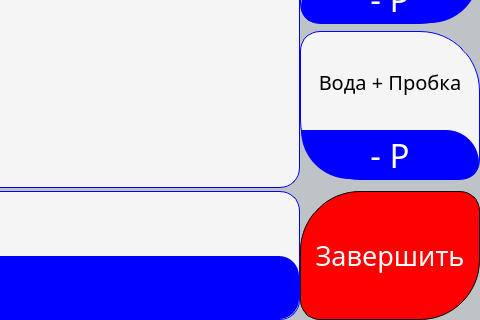
This is services/gui/resources/ui_interface/buy_window.ui in dmitriymikryukov/vodobox-pro as Qt 5 draws it before an edit; both pictures show x 570 to 1050 and y 282 to 602 of the 1050 by 602 pixel window. The edited form follows.
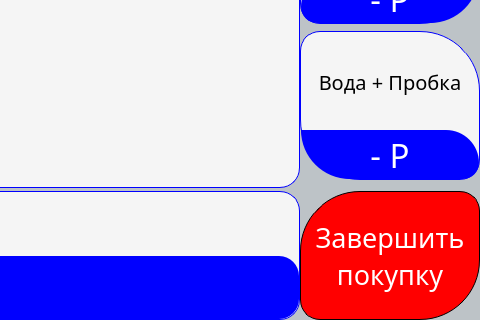
This is the edited form. The open tabs and pages were chosen to show the change. Icons and pictures are not drawn.

Commit message: change signal with terminate session

Diff of the .ui file:
```diff
--- a/services/gui/resources/ui_interface/buy_window.ui
+++ b/services/gui/resources/ui_interface/buy_window.ui
@@ -1123,7 +1123,8 @@
 </string>
                   </property>
                   <property name="text">
-                   <string>Завершить</string>
+                   <string>Завершить
+покупку</string>
                   </property>
                  </widget>
                 </item>
```
Left out of the diff: 3 changed lines with no effect on the pictures. The commit also changes 2 other files.
